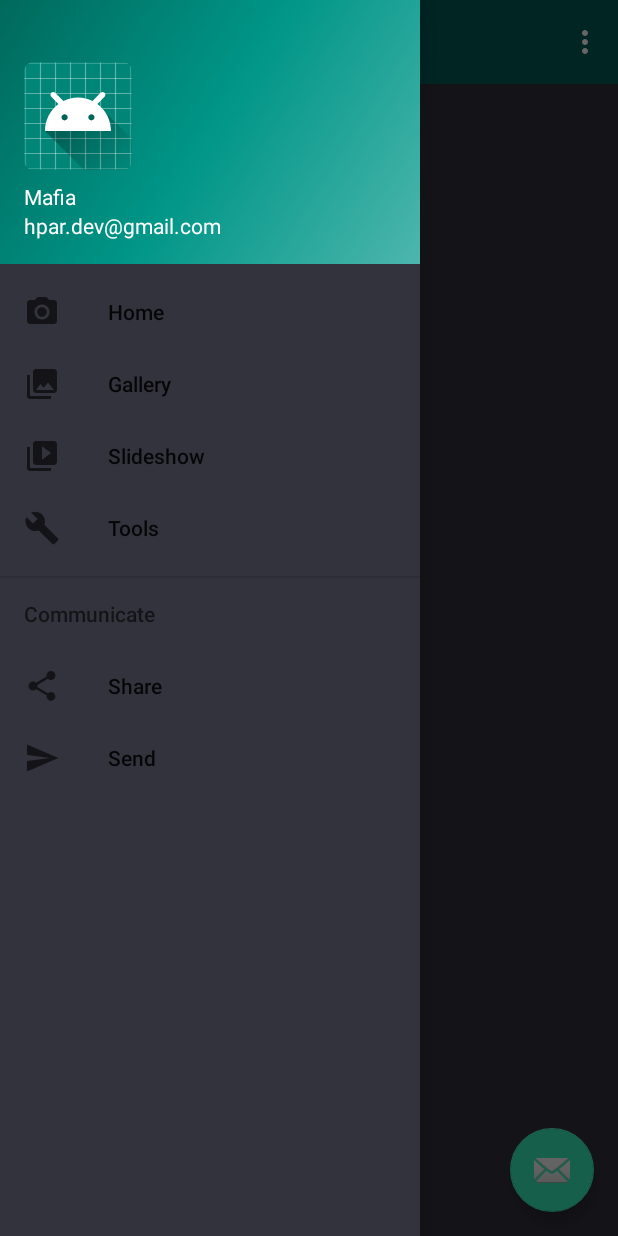
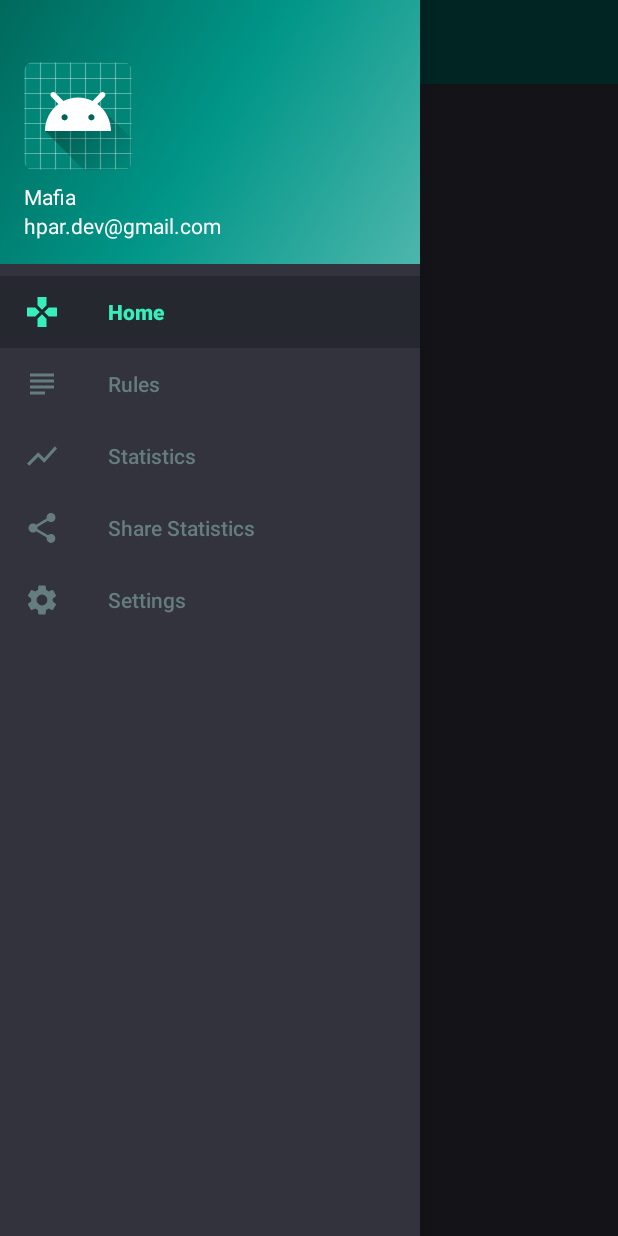
Before and after one commit to hXtreme/maf, an Android app: the screen it shows after launch (MainActivity), with the side drawer open, on a phone screen of 412 x 824 dp. Run offline under Robolectric (Android 15) with nearby library versions, the phone set to English and light mode, and no system bars; libraries missing offline, so code that uses them is left out: com.bluelinelabs.conductor; 1 statement that could not run was skipped.

Commit message:
Implement Basic Navigation and Layout Controllers

```diff
--- a/app/src/main/java/com/nullpoint/hpar/maf/MainActivity.kt
+++ b/app/src/main/java/com/nullpoint/hpar/maf/MainActivity.kt
@@ -1,46 +1,48 @@
 package com.nullpoint.hpar.maf
 
 import android.os.Bundle
-import com.google.android.material.floatingactionbutton.FloatingActionButton
-import com.google.android.material.snackbar.Snackbar
 import androidx.core.view.GravityCompat
 import androidx.appcompat.app.ActionBarDrawerToggle
 import android.view.MenuItem
-import androidx.drawerlayout.widget.DrawerLayout
+import com.bluelinelabs.conductor.*
 import com.google.android.material.navigation.NavigationView
 import androidx.appcompat.app.AppCompatActivity
-import androidx.appcompat.widget.Toolbar
 import android.view.Menu
+import android.view.ViewGroup
+import com.nullpoint.hpar.maf.ui.base.controller.withFadeTransaction
+import com.nullpoint.hpar.maf.ui.home.HomeController
+import com.nullpoint.hpar.maf.ui.rules.RulesController
+import com.nullpoint.hpar.maf.ui.settings.SettingsController
+import com.nullpoint.hpar.maf.ui.share_stats.ShareStatisticsController
+import com.nullpoint.hpar.maf.ui.stats.StatsController
+import kotlinx.android.synthetic.main.activity_main.*
+import kotlinx.android.synthetic.main.app_bar_main.*
 
 class MainActivity : AppCompatActivity(), NavigationView.OnNavigationItemSelectedListener {
 
+    private lateinit var router: Router
 
     override fun onCreate(savedInstanceState: Bundle?) {
+        setTheme(R.style.AppTheme)
         super.onCreate(savedInstanceState)
         setContentView(R.layout.activity_main)
-        val toolbar: Toolbar = findViewById(R.id.toolbar)
         setSupportActionBar(toolbar)
 
-        val fab: FloatingActionButton = findViewById(R.id.fab)
-        fab.setOnClickListener { view ->
-            Snackbar.make(view, "Replace with your own action", Snackbar.LENGTH_LONG)
-                .setAction("Action", null).show()
-        }
-        val drawerLayout: DrawerLayout = findViewById(R.id.drawer_layout)
-        val navView: NavigationView = findViewById(R.id.nav_view)
         val toggle = ActionBarDrawerToggle(
-            this, drawerLayout, toolbar, R.string.navigation_drawer_open, R.string.navigation_drawer_close
+            this, drawer_layout, toolbar, R.string.navigation_drawer_open, R.string.navigation_drawer_close
         )
-        drawerLayout.addDrawerListener(toggle)
+        drawer_layout.addDrawerListener(toggle)
         toggle.syncState()
 
-        navView.setNavigationItemSelectedListener(this)
+        val container: ViewGroup = findViewById(R.id.content_main)
+        router = Conductor.attachRouter(this, container, savedInstanceState)
+
+        nav_view.setNavigationItemSelectedListener(this)
     }
 
     override fun onBackPressed() {
-        val drawerLayout: DrawerLayout = findViewById(R.id.drawer_layout)
-        if (drawerLayout.isDrawerOpen(GravityCompat.START)) {
-            drawerLayout.closeDrawer(GravityCompat.START)
+        if (drawer_layout.isDrawerOpen(GravityCompat.START)) {
+            drawer_layout.closeDrawer(GravityCompat.START)
         } else {
             super.onBackPressed()
         }
@@ -48,7 +50,7 @@ class MainActivity : AppCompatActivity(), NavigationView.OnNavigationItemSelecte
 
     override fun onCreateOptionsMenu(menu: Menu): Boolean {
         // Inflate the menu; this adds items to the action bar if it is present.
-        menuInflater.inflate(R.menu.main, menu)
+        // TODO: Remove: menuInflater.inflate(R.menu.main, menu)
         return true
     }
 
@@ -57,35 +59,33 @@ class MainActivity : AppCompatActivity(), NavigationView.OnNavigationItemSelecte
         // automatically handle clicks on the Home/Up button, so long
         // as you specify a parent activity in AndroidManifest.xml.
         return when (item.itemId) {
-            R.id.action_settings -> true
+            // TODO: Remove: R.id.action_settings -> true
             else -> super.onOptionsItemSelected(item)
         }
     }
 
     override fun onNavigationItemSelected(item: MenuItem): Boolean {
         // Handle navigation view item clicks here.
-        when (item.itemId) {
-            R.id.nav_home -> {
-                // Handle the camera action
-            }
-            R.id.nav_gallery -> {
+        val id = item.itemId
 
-            }
-            R.id.nav_slideshow -> {
+        val currentRoot = router.backstack.firstOrNull()
 
-            }
-            R.id.nav_tools -> {
-
-            }
-            R.id.nav_share -> {
-
-            }
-            R.id.nav_send -> {
-
-            }
+        if (currentRoot?.tag()?.toIntOrNull() == id) {
+            drawer_layout.closeDrawer(GravityCompat.START)
+            return true
         }
-        val drawerLayout: DrawerLayout = findViewById(R.id.drawer_layout)
-        drawerLayout.closeDrawer(GravityCompat.START)
+        when (id) {
+            R.id.nav_home -> setRoot(HomeController(), id)
+            R.id.nav_rules -> setRoot(RulesController(), id)
+            R.id.nav_stats -> setRoot(StatsController(), id)
+            R.id.nav_share_stats -> setRoot(ShareStatisticsController(), id)
+            R.id.nav_settings -> setRoot(SettingsController(), id)
+        }
+        drawer_layout.closeDrawer(GravityCompat.START)
         return true
     }
+
+    private fun setRoot(controller: Controller, id: Int) {
+        router.setRoot(controller.withFadeTransaction().tag(id.toString()))
+    }
 }
--- /dev/null
+++ b/app/src/main/java/com/nullpoint/hpar/maf/ui/base/controller/ConductorExtensions.kt
@@ -0,0 +1,11 @@
+package com.nullpoint.hpar.maf.ui.base.controller
+
+import com.bluelinelabs.conductor.Controller
+import com.bluelinelabs.conductor.RouterTransaction
+import com.bluelinelabs.conductor.changehandler.FadeChangeHandler
+
+fun Controller.withFadeTransaction(): RouterTransaction {
+    return RouterTransaction.with(this)
+        .pushChangeHandler(FadeChangeHandler())
+        .popChangeHandler(FadeChangeHandler())
+}
--- /dev/null
+++ b/app/src/main/res/color/nav_drawer.xml
@@ -0,0 +1,5 @@
+<?xml version="1.0" encoding="utf-8"?>
+<selector xmlns:android="http://schemas.android.com/apk/res/android">
+    <item android:color="@color/nav_item_selected" android:state_checked="true"/>
+    <item android:color="@color/nav_item_deSelected" />
+</selector>
--- a/app/src/main/res/layout/activity_main.xml
+++ b/app/src/main/res/layout/activity_main.xml
@@ -7,12 +7,22 @@
         android:layout_width="match_parent"
         android:layout_height="match_parent"
         android:fitsSystemWindows="true"
+        tools:context=".MainActivity"
         tools:openDrawer="start">
 
-    <include
-            layout="@layout/app_bar_main"
+    <LinearLayout
+        android:layout_width="match_parent"
+        android:layout_height="match_parent"
+        android:orientation="vertical">
+
+        <include layout="@layout/app_bar_main"
             android:layout_width="match_parent"
             android:layout_height="match_parent"/>
+
+        <include layout="@layout/content_main"
+            android:id="@+id/content_main"/>
+    </LinearLayout>
+
 
     <com.google.android.material.navigation.NavigationView
             android:id="@+id/nav_view"
@@ -20,6 +30,9 @@
             android:layout_height="match_parent"
             android:layout_gravity="start"
             android:fitsSystemWindows="true"
+            android:theme="?attr/navigation_view_theme"
+            app:itemIconTint="@color/nav_drawer"
+            app:itemTextColor="@color/nav_drawer"
             app:headerLayout="@layout/nav_header_main"
             app:menu="@menu/activity_main_drawer"/>
 
--- a/app/src/main/res/layout/app_bar_main.xml
+++ b/app/src/main/res/layout/app_bar_main.xml
@@ -21,14 +21,4 @@
 
     </com.google.android.material.appbar.AppBarLayout>
 
-    <include layout="@layout/content_main"/>
-
-    <com.google.android.material.floatingactionbutton.FloatingActionButton
-            android:id="@+id/fab"
-            android:layout_width="wrap_content"
-            android:layout_height="wrap_content"
-            android:layout_gravity="bottom|end"
-            android:layout_margin="@dimen/fab_margin"
-            app:srcCompat="@android:drawable/ic_dialog_email"/>
-
 </androidx.coordinatorlayout.widget.CoordinatorLayout>
--- a/app/src/main/res/menu/activity_main_drawer.xml
+++ b/app/src/main/res/menu/activity_main_drawer.xml
@@ -1,38 +1,28 @@
 <?xml version="1.0" encoding="utf-8"?>
-<menu xmlns:android="http://schemas.android.com/apk/res/android"
-      xmlns:tools="http://schemas.android.com/tools"
-      tools:showIn="navigation_view">
+<menu xmlns:android="http://schemas.android.com/apk/res/android">
 
     <group android:checkableBehavior="single">
         <item
-                android:id="@+id/nav_home"
-                android:icon="@drawable/ic_menu_camera"
-                android:title="@string/menu_home"/>
+            android:checked="true"
+            android:id="@+id/nav_home"
+            android:icon="@drawable/ic_games_black_24dp"
+            android:title="@string/menu_home"/>
         <item
-                android:id="@+id/nav_gallery"
-                android:icon="@drawable/ic_menu_gallery"
-                android:title="@string/menu_gallery"/>
+            android:id="@+id/nav_rules"
+            android:icon="@drawable/ic_subject_black_24dp"
+            android:title="@string/menu_rules"/>
         <item
-                android:id="@+id/nav_slideshow"
-                android:icon="@drawable/ic_menu_slideshow"
-                android:title="@string/menu_slideshow"/>
+            android:id="@+id/nav_stats"
+            android:icon="@drawable/ic_show_chart_black_24dp"
+            android:title="@string/menu_stats"/>
         <item
-                android:id="@+id/nav_tools"
-                android:icon="@drawable/ic_menu_manage"
-                android:title="@string/menu_tools"/>
+            android:id="@+id/nav_share_stats"
+            android:icon="@drawable/ic_menu_share"
+            android:title="@string/menu_share_stats"/>
+        <item
+            android:id="@+id/nav_settings"
+            android:icon="@drawable/ic_settings_black_24dp"
+            android:title="@string/menu_settings"/>
     </group>
 
-    <item android:title="Communicate">
-        <menu>
-            <item
-                    android:id="@+id/nav_share"
-                    android:icon="@drawable/ic_menu_share"
-                    android:title="@string/menu_share"/>
-            <item
-                    android:id="@+id/nav_send"
-                    android:icon="@drawable/ic_menu_send"
-                    android:title="@string/menu_send"/>
-        </menu>
-    </item>
-
 </menu>
--- a/app/src/main/res/values/strings.xml
+++ b/app/src/main/res/values/strings.xml
@@ -8,9 +8,14 @@
     <string name="action_settings">Settings</string>
 
     <string name="menu_home">Home</string>
-    <string name="menu_gallery">Gallery</string>
-    <string name="menu_slideshow">Slideshow</string>
-    <string name="menu_tools">Tools</string>
-    <string name="menu_share">Share</string>
-    <string name="menu_send">Send</string>
+    <string name="menu_rules">Rules</string>
+    <string name="menu_stats">Statistics</string>
+    <string name="menu_share_stats">Share Statistics</string>
+    <string name="menu_settings">Settings</string>
+
+    <string name="home_title">@string/nav_header_title</string>
+    <string name="rules_title">@string/menu_rules</string>
+    <string name="stats_title">@string/menu_stats</string>
+    <string name="share_stats_title">@string/menu_share_stats</string>
+    <string name="settings_title">@string/menu_settings</string>
 </resources>
```
Also changed, not shown: app/src/main/java/com/nullpoint/hpar/maf/ui/home/HomeController.kt (added, +19 -0 lines), app/src/main/java/com/nullpoint/hpar/maf/ui/rules/RulesController.kt (added, +19 -0 lines), app/src/main/java/com/nullpoint/hpar/maf/ui/settings/SettingsController.kt (added, +19 -0 lines), app/src/main/java/com/nullpoint/hpar/maf/ui/share_stats/ShareStatisticsController.kt (added, +19 -0 lines), app/src/main/java/com/nullpoint/hpar/maf/ui/stats/StatsController.kt (added, +19 -0 lines), app/src/main/res/layout/home_controller.xml (added, +7 -0 lines), app/src/main/res/layout/rules_controller.xml (added, +7 -0 lines), app/src/main/res/layout/settings_controller.xml (added, +7 -0 lines), app/src/main/res/layout/share_stats_controller.xml (added, +7 -0 lines), app/src/main/res/layout/stats_controller.xml (added, +7 -0 lines).
